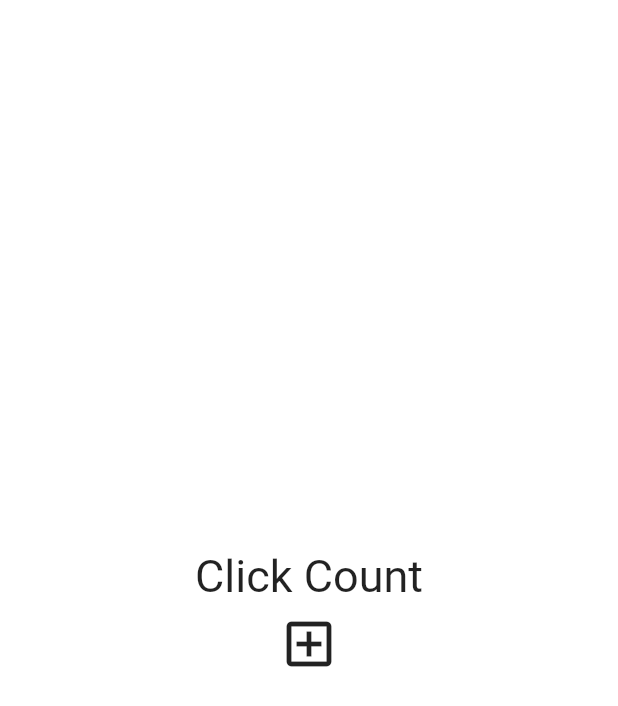
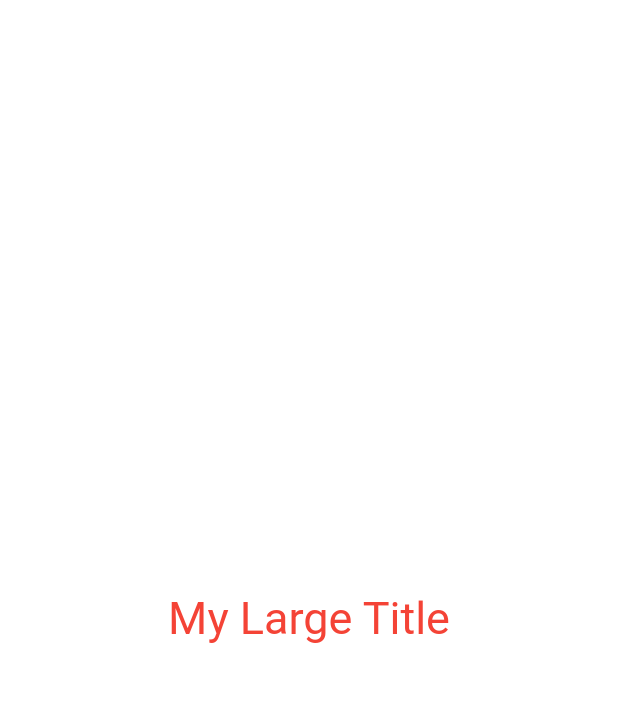
Before and after one commit to junxtar/flutter-study, a Flutter app: the screen it shows after launch, on a phone screen of 412 x 824 dp. Shown: the top 706 px of the screen. Run offline on Flutter 3.47's test engine with Material 2 defaults, Android fonts, the phone set to English and light mode, and no system bars.

Commit message:
build context

```diff
--- a/stateful_widgets/lib/main.dart
+++ b/stateful_widgets/lib/main.dart
@@ -12,38 +12,49 @@ class App extends StatefulWidget {
 }
 
 class _AppState extends State<App> {
-  List<int> numbers = [];
-
   void onPressed() {
-    setState(() {
-      numbers.add(numbers.length);
-    });
+    setState(() {});
   }
 
   @override
   Widget build(BuildContext context) {
     return MaterialApp(
+      theme: ThemeData(
+        textTheme: const TextTheme(
+          titleLarge: TextStyle(
+            color: Colors.red,
+          ),
+        ),
+      ),
       home: Scaffold(
         backgroundColor: Colors.white,
         body: Center(
           child: Column(
             mainAxisAlignment: MainAxisAlignment.center,
-          children: [
-            const Text(
-              "Click Count",
-              style: TextStyle(
-                fontSize: 30,
-              ),
-            ),
-            for (var value in numbers) Text('$value'),
-            IconButton(
-              iconSize: 40,
-              onPressed: onPressed,
-              icon: const Icon(Icons.add_box_outlined),
-            ),
+            children: const [
+              MyLargeTitle(),
             ],
           ),
         ),
-    ));
+      ),
+    );
   }
 }
+
+class MyLargeTitle extends StatelessWidget {
+  const MyLargeTitle({
+    super.key,
+  });
+
+  @override
+  Widget build(BuildContext context) {
+    return Text(
+      "My Large Title",
+      style: TextStyle(
+        fontSize: 30,
+        color: Theme.of(context).textTheme.titleLarge!.color,
+        // color: Theme.of(context).textTheme.titleLarge?.color,
+      ),
+    );
+  }
+}
```
Lines whose indentation alone changed are shown as unchanged.
